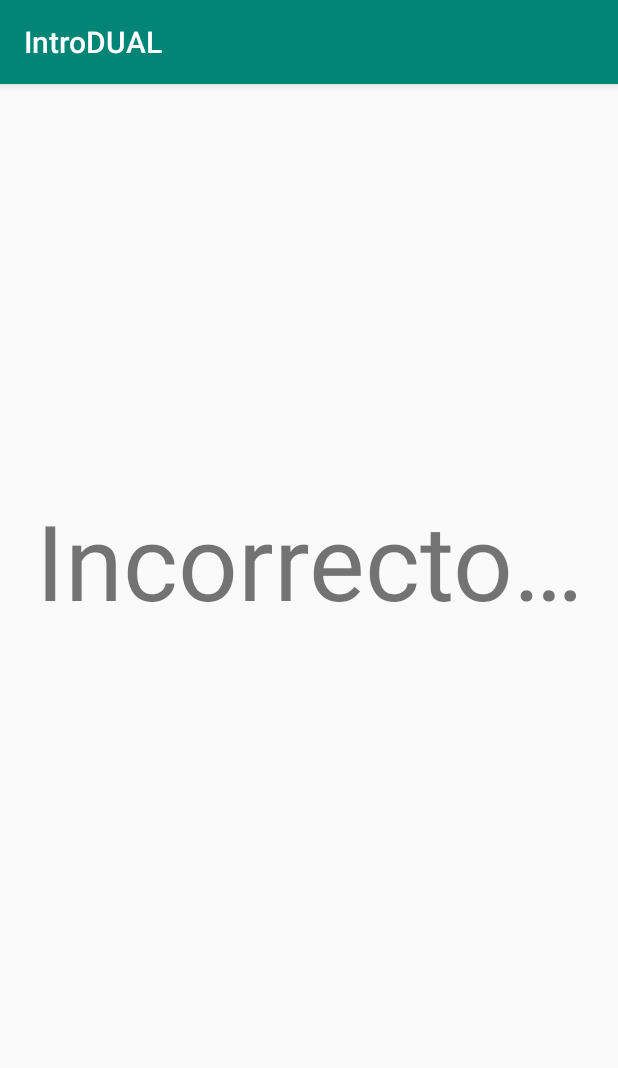
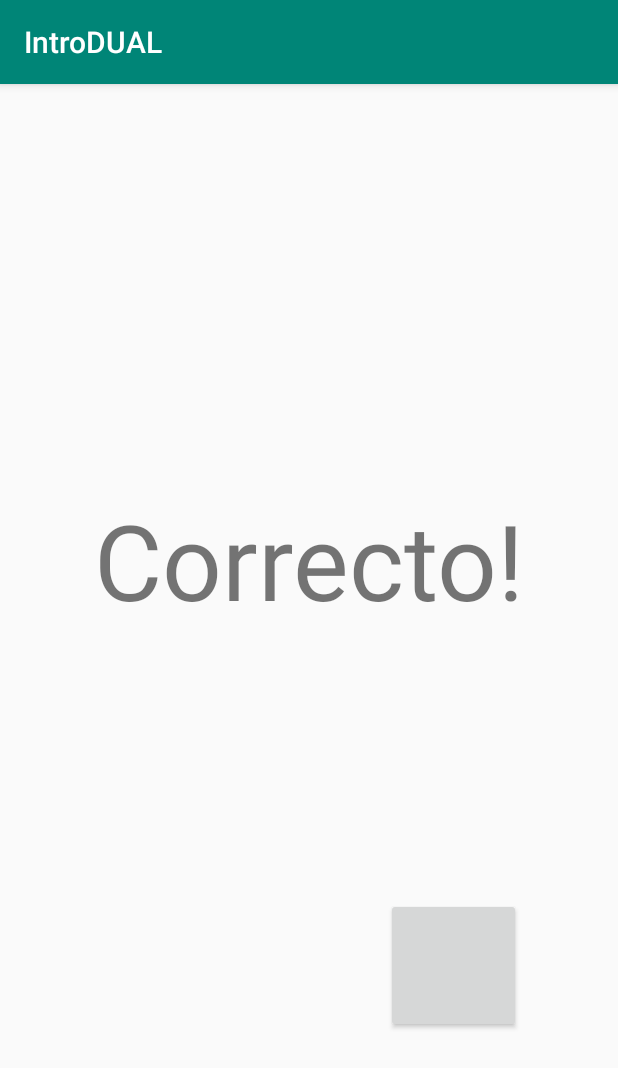
Before and after one commit to oscarguilas/introdual, an Android app: the screen it shows after launch (ResultsActivity), after a tap on "NO", on a phone screen of 412 x 824 dp. Shown: the top 1068 px of the screen. Run offline under Robolectric (Android 15) with nearby library versions, the phone set to English and light mode, and no system bars; 1 other tap on this screen came first.

Commit message:
Preguntas random

```diff
--- a/app/src/main/java/com/example/introdual/MainActivity.java
+++ b/app/src/main/java/com/example/introdual/MainActivity.java
@@ -4,17 +4,19 @@ import androidx.appcompat.app.AppCompatActivity;
 
 import android.content.Intent;
 import android.os.Bundle;
+import android.util.Log;
 import android.view.View;
 import android.widget.Button;
 import android.widget.TextView;
 
+import java.util.ArrayList;
 import java.util.Random;
 
 public class MainActivity extends AppCompatActivity {
     //Variables
     TextView questionText;
     Button buttonTrue, buttonFalse;
-    int[] shownQuestions;
+    ArrayList<Integer> shownQuestions = new ArrayList<Integer>();
     boolean correctAnswer;
 
     @Override
@@ -24,9 +26,14 @@ public class MainActivity extends AppCompatActivity {
 
         declareVars();
 
-        getNewQuestion(){
+        getNewQuestion();
+    }
 
-        }
+    @Override
+    protected void onResume() {
+        super.onResume();
+
+        getNewQuestion();
     }
 
     public void declareVars(){
@@ -37,33 +44,51 @@ public class MainActivity extends AppCompatActivity {
 
     public void optionSelect(View view){
         int viewId = view.getId();
-        Intent intent = new Intent(this, ResultsActivity.class);
         if (viewId == buttonTrue.getId()) {
-            //Correcto, pasar a ResultsActivity
-            intent.putExtra("result", true);
-            startActivity(intent);
+            checkResult(true);
         } else if (viewId == buttonFalse.getId()) {
-            //Incorrecto, pasar a ResultsActivity
-            intent.putExtra("result", false);
-            startActivity(intent);
-        } else { /*error*/ }
+            checkResult(false);
+        } else  /*error*/ Log.i("optionSelect", "Error: viewId doesnt correspond to any button");
     }
 
     public void checkResult(boolean click){
-        //Para expandir mas tarde
+        Intent intent = new Intent(this, ResultsActivity.class);
+
+        if(click ==  correctAnswer){
+            intent.putExtra("result", true);
+            startActivity(intent);
+        } else {
+            intent.putExtra("result", false);
+            startActivity(intent);
+        }
     }
 
     public void getNewQuestion(){
         Random rng = new Random();
         int i = rng.nextInt(10);
+        if(shownQuestions != null) {
+            if (shownQuestions.size() < 10) {
+                while (hasBeenShown(i)) {
+                    i = rng.nextInt(10);
+                }
+                shownQuestions.add(i);
+
+                questionText.setText(getResources().getStringArray(R.array.questions)[i]);
+                correctAnswer = Boolean.valueOf(getResources().getStringArray(R.array.answers)[i]);
+            } else {
+                Log.i("getNewQuestion", "All questions have already been shown");
+            }
+        }
+
+
 
     }
 
     public boolean hasBeenShown(int check){ // Por acabar
         int i = 0;
         boolean feedback = false;
-        while(i<shownQuestions.length){
-            if(shownQuestions[i] == check) feedback = true;
+        while(i<shownQuestions.size()){
+            if(shownQuestions.get(i) == check) feedback = true;
             i++;
         }
 
--- a/app/src/main/java/com/example/introdual/ResultsActivity.java
+++ b/app/src/main/java/com/example/introdual/ResultsActivity.java
@@ -4,6 +4,7 @@ import androidx.appcompat.app.AppCompatActivity;
 
 import android.content.Intent;
 import android.os.Bundle;
+import android.view.View;
 import android.widget.TextView;
 
 public class ResultsActivity extends AppCompatActivity {
@@ -27,4 +28,9 @@ public class ResultsActivity extends AppCompatActivity {
             resultsText.setText(getString(R.string.resultIncorrect));
         }
     }
+
+    public void backToMain(View view){
+        //Intent intent = new Intent(this, MainActivity.class);
+        onBackPressed();
+    }
 }
--- a/app/src/main/res/layout/activity_results.xml
+++ b/app/src/main/res/layout/activity_results.xml
@@ -19,4 +19,23 @@
         android:textSize="70sp"
         />
 
+    <Button
+        android:layout_width="90dp"
+        android:layout_height="90dp"
+
+        android:gravity="center"
+        android:text=""
+        android:textSize="40dp"
+
+        app:layout_constraintTop_toTopOf="parent"
+        app:layout_constraintBottom_toBottomOf="parent"
+        app:layout_constraintLeft_toLeftOf="parent"
+        app:layout_constraintRight_toRightOf="parent"
+
+        app:layout_constraintHorizontal_bias="0.80"
+        app:layout_constraintVertical_bias="0.80"
+
+        android:onClick="backToMain"
+        />
+
 </androidx.constraintlayout.widget.ConstraintLayout>
--- a/app/src/main/res/values/strings.xml
+++ b/app/src/main/res/values/strings.xml
@@ -2,26 +2,33 @@
     <string name="app_name">IntroDUAL</string>
 
     <string name="questionExample">Ejemplo de pregunta, sabes pulsar botones?</string>
-    <string name="question1">question1</string>
-    <string name="answer1">true</string>
-    <string name="question2">question2</string>
-    <string name="answer2">true</string>
-    <string name="question3">question3</string>
-    <string name="answer3">false</string>
-    <string name="question4">question4</string>
-    <string name="answer4">true</string>
-    <string name="question5">question5</string>
-    <string name="answer5">false</string>
-    <string name="question6">question6</string>
-    <string name="answer6">true</string>
-    <string name="question7">question7</string>
-    <string name="answer7">false</string>
-    <string name="question8">question8</string>
-    <string name="answer8">false</string>
-    <string name="question9">question9</string>
-    <string name="answer9">false</string>
-    <string name="question10">question10</string>
-    <string name="answer10">true</string>
+
+
+    <string-array name="questions">
+        <item>question0</item>
+        <item>question1</item>
+        <item>question2</item>
+        <item>question3</item>
+        <item>question4</item>
+        <item>question5</item>
+        <item>question6</item>
+        <item>question7</item>
+        <item>question8</item>
+        <item>question9</item>
+    </string-array>
+
+    <string-array name="answers">
+        <item>true</item>
+        <item>true</item>
+        <item>false</item>
+        <item>true</item>
+        <item>false</item>
+        <item>false</item>
+        <item>true</item>
+        <item>true</item>
+        <item>false</item>
+        <item>false</item>
+    </string-array>
 
     <string name="buttonTrue">Si</string>
     <string name="buttonFalse">No</string>
```
